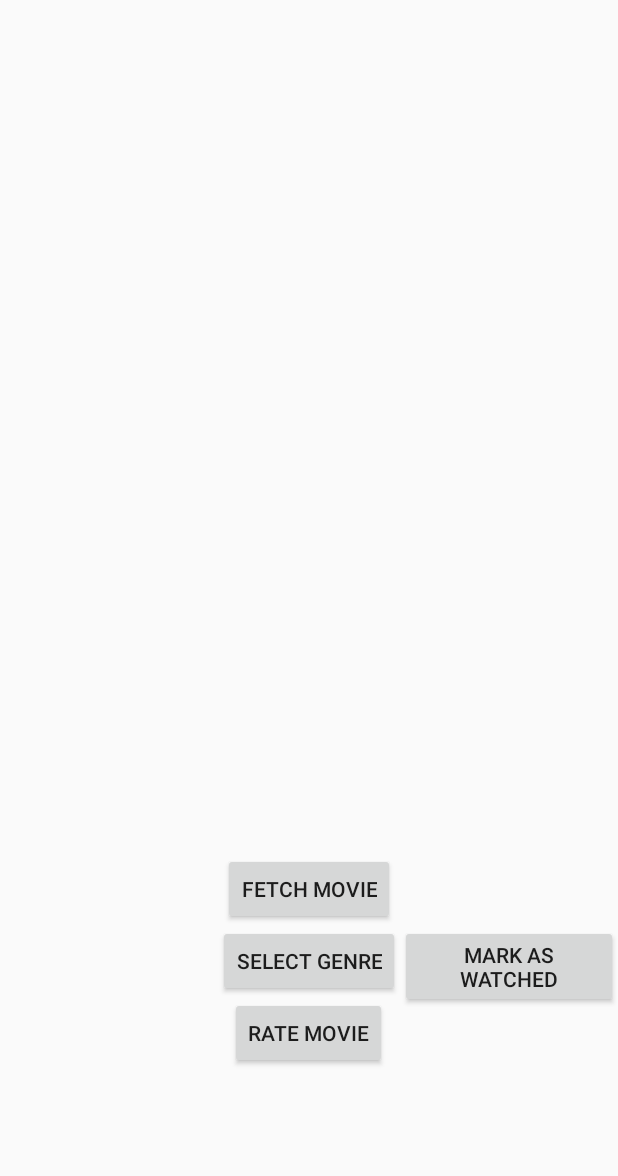
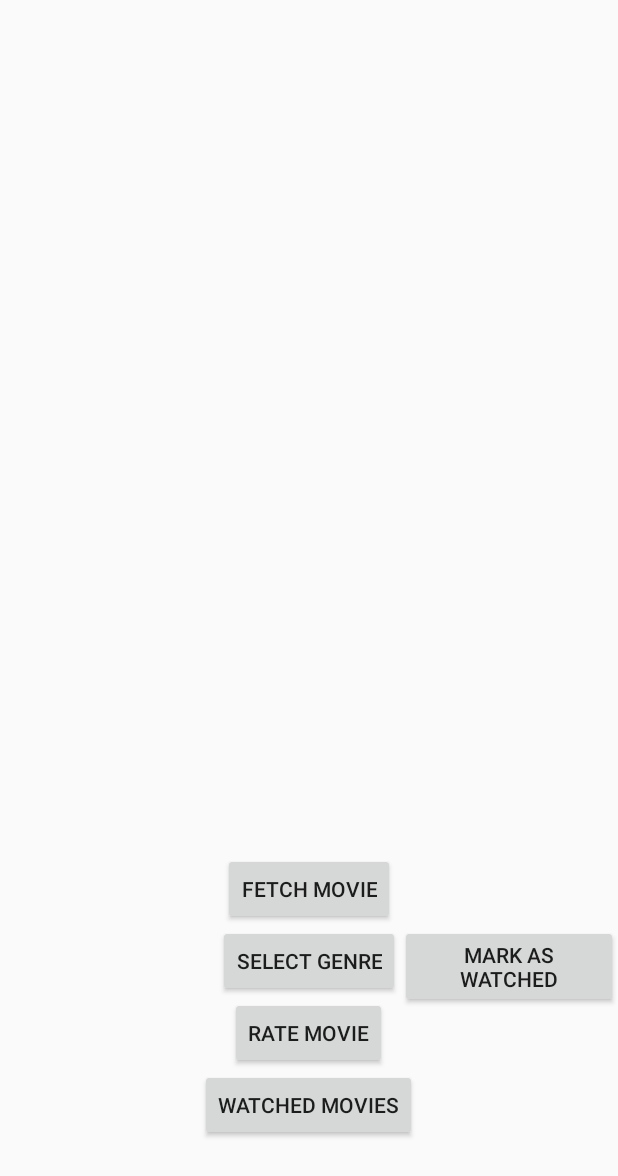
Before and after one commit to JorgeSLT/MovieChooser, an Android app built with Jetpack Compose: the screen it shows after launch (MainActivity), after a tap on "FETCH MOVIE", on a phone screen of 412 x 824 dp. Shown: the top 1176 px of the screen. Run offline under Robolectric (Android 15) with nearby library versions, the phone set to English and light mode, and no system bars; our stand-ins replace Room's generated code; pictures from the network do not load; 1 statement that could not run was skipped.

Commit message:
First watched movie

```diff
--- a/app/src/main/java/com/example/moviechooser/MainActivity.kt
+++ b/app/src/main/java/com/example/moviechooser/MainActivity.kt
@@ -1,6 +1,7 @@
 package com.example.moviechooser
 
 import android.content.Context
+import android.content.Intent
 import android.os.Bundle
 import android.widget.Button
 import android.widget.ImageView
@@ -23,6 +24,7 @@ import com.example.moviechooser.db.MovieRating
 
 class MainActivity : AppCompatActivity() {
     private lateinit var fetchButton: Button
+    private lateinit var watchedMoviesButton: Button
     private lateinit var rateButton: Button
     private lateinit var movieTextView: TextView
     private lateinit var movieImageView: ImageView
@@ -66,6 +68,7 @@ class MainActivity : AppCompatActivity() {
 
         fetchButton = findViewById(R.id.button_fetch)
         rateButton = findViewById(R.id.button_rate)
+        watchedMoviesButton = findViewById(R.id.watched_movies)
         watchedButton = findViewById(R.id.button_mark_watched)
         selectGenreButton = findViewById(R.id.button_select_genre)
         movieTextView = findViewById(R.id.textView_movie)
@@ -83,6 +86,12 @@ class MainActivity : AppCompatActivity() {
 
         fetchButton.setOnClickListener {
             fetchRandomMovie()
+        }
+
+        watchedMoviesButton.setOnClickListener {
+            val intent = Intent(this, WatchedActivity::class.java)
+            startActivity(intent)
+            finish()
         }
 
         watchedButton.setOnClickListener {
@@ -104,7 +113,7 @@ class MainActivity : AppCompatActivity() {
             watchedMovies.add(currentMovieId.toString())
             getSharedPreferences("MovieChooserPrefs", MODE_PRIVATE).edit()
                 .putStringSet("watchedMovies", watchedMovies).apply()
-            movieTextView.text = "Movie marked as watched."
+            movieTextView.text = "${currentMovieId}"
         }
     }
 
@@ -207,6 +216,12 @@ interface TMDbApi {
         @Query("with_genres") genres: String
     ): Call<MovieResponse>
 
+    @GET("movie/{movie_id}")
+    fun getMovieByID(
+        @Path("movie_id") movieId: Int,
+        @Query("api_key") apiKey: String,
+    ): Call<Movie>
+
     @GET("movie/{movie_id}/images")
     fun getMovieImages(
         @Path("movie_id") movieId: Int,
--- a/app/src/main/res/layout/activity_main.xml
+++ b/app/src/main/res/layout/activity_main.xml
@@ -53,6 +53,14 @@
         android:layout_below="@id/button_select_genre"
         android:layout_centerHorizontal="true"/>
 
+    <Button
+        android:id="@+id/watched_movies"
+        android:layout_width="wrap_content"
+        android:layout_height="wrap_content"
+        android:text="Watched movies"
+        android:layout_below="@id/button_rate"
+        android:layout_centerHorizontal="true"/>
+
 
 
 </RelativeLayout>
```
Also changed, not shown: app/src/main/AndroidManifest.xml (+7 -0 lines), app/src/main/java/com/example/moviechooser/WatchedActivity.kt (added, +83 -0 lines), app/src/main/res/layout/activity_watched.xml (added, +41 -0 lines).
